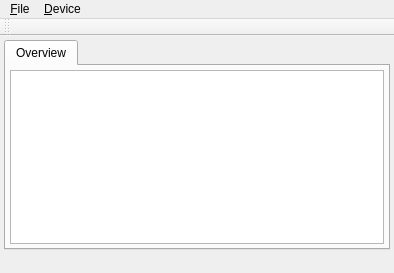
Old version of the form qnut/connman.ui in the repository dosnut/nut.
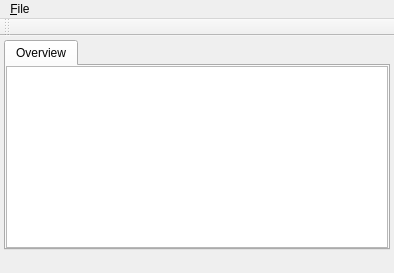
New version of the form.

Commit message: [QNUT] changed to new "properties"-interface - (general) device menus - toolbar actions + (per device) device menus + tray icon device menus

```diff
--- a/qnut/connman.ui
+++ b/qnut/connman.ui
@@ -49,6 +49,18 @@
         <string>Overview</string>
        </attribute>
        <layout class="QGridLayout" >
+        <property name="leftMargin" >
+         <number>0</number>
+        </property>
+        <property name="topMargin" >
+         <number>0</number>
+        </property>
+        <property name="rightMargin" >
+         <number>0</number>
+        </property>
+        <property name="bottomMargin" >
+         <number>0</number>
+        </property>
         <item row="0" column="0" >
          <widget class="QListView" name="overViewList" >
           <property name="viewMode" >
@@ -74,20 +86,6 @@
      <height>29</height>
     </rect>
    </property>
-   <widget class="QMenu" name="menuDevice" >
-    <property name="title" >
-     <string>&amp;Device</string>
-    </property>
-    <widget class="QMenu" name="menuEnvironments" >
-     <property name="title" >
-      <string>&amp;Environments</string>
-     </property>
-     <addaction name="actionDefault" />
-    </widget>
-    <addaction name="actionRefresh" />
-    <addaction name="separator" />
-    <addaction name="menuEnvironments" />
-   </widget>
    <widget class="QMenu" name="menuFile" >
     <property name="title" >
      <string>&amp;File</string>
@@ -95,7 +93,6 @@
     <addaction name="actionClose" />
    </widget>
    <addaction name="menuFile" />
-   <addaction name="menuDevice" />
   </widget>
   <widget class="QStatusBar" name="statusBar" >
    <property name="sizeGripEnabled" >
```
The commit also changes 13 other files.
